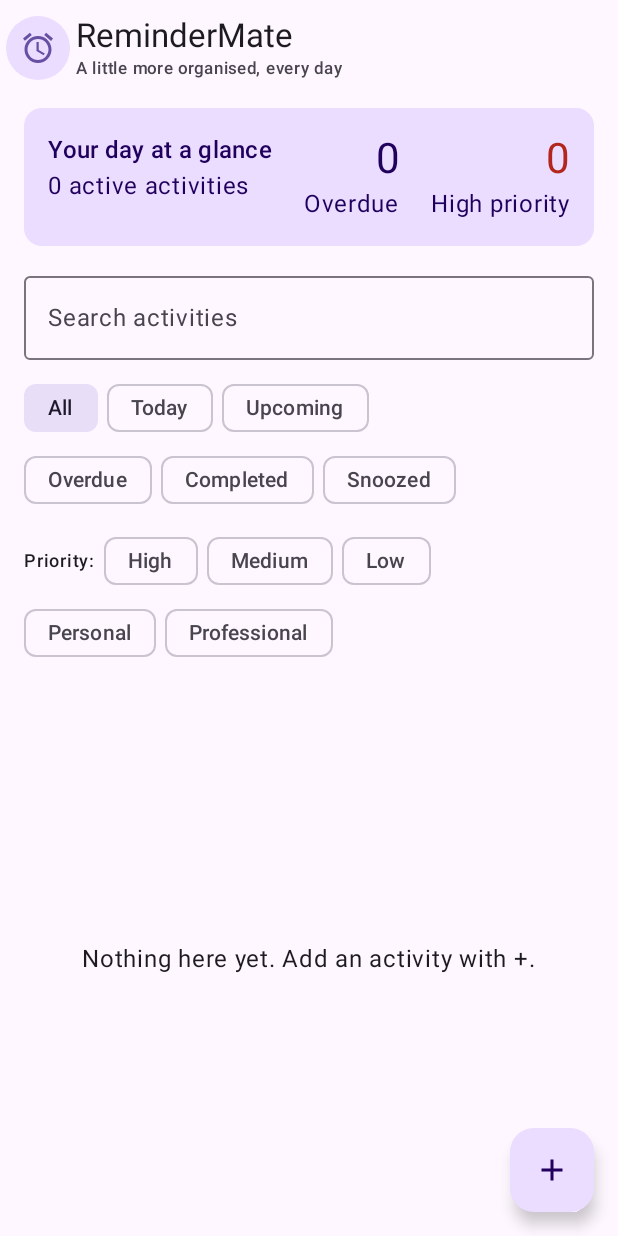
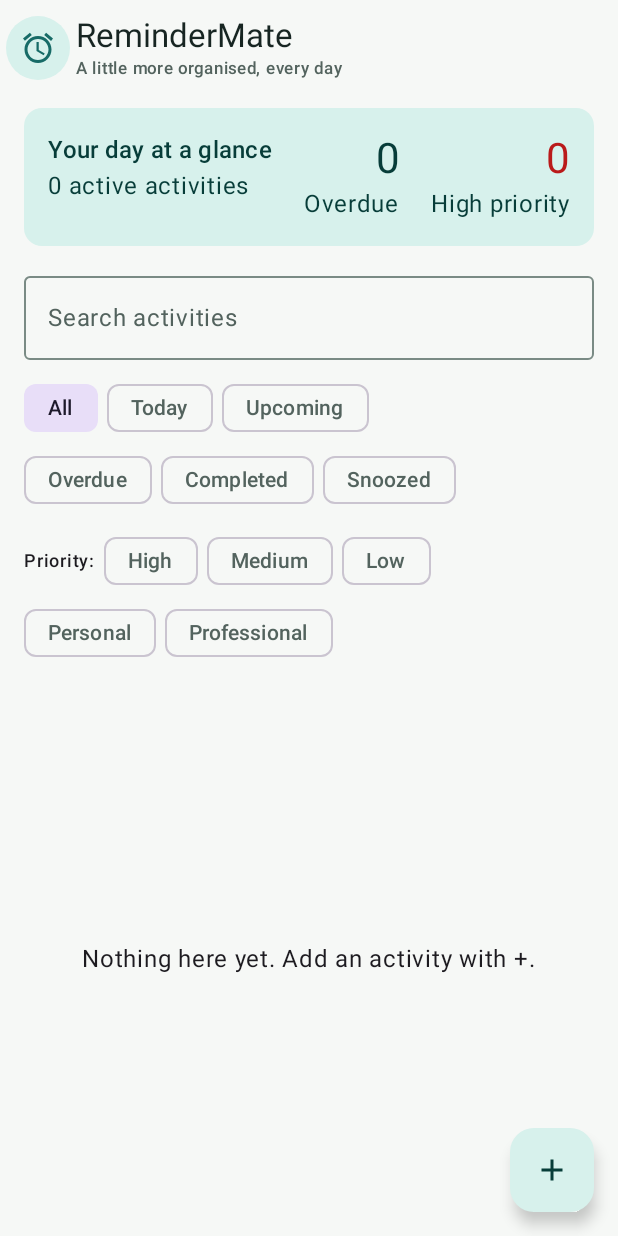
Before and after one commit to AnujAndAarzoo/ReminderMate, an Android app built with Jetpack Compose: the screen it shows after launch (MainActivity), on a phone screen of 412 x 824 dp. Run offline under Robolectric (Android 15) with nearby library versions, the phone set to English and light mode, and no system bars; our stand-ins replace Room's generated code.

Commit message:
Fix literal newline escapes in color scheme Kotlin code

```diff
--- a/app/src/main/java/com/remindermate/MainActivity.kt
+++ b/app/src/main/java/com/remindermate/MainActivity.kt
@@ -252,4 +252,19 @@ fun AddReminderDialog(initial: Reminder? = null, onDismiss: () -> Unit, onSave:
 }
 
 
-internal fun reminderMateColorScheme() = lightColorScheme(\n    primary = androidx.compose.ui.graphics.Color(0xFF176B67),\n    onPrimary = androidx.compose.ui.graphics.Color(0xFFFFFFFF),\n    primaryContainer = androidx.compose.ui.graphics.Color(0xFFD7F1EC),\n    onPrimaryContainer = androidx.compose.ui.graphics.Color(0xFF073D39),\n    secondary = androidx.compose.ui.graphics.Color(0xFF66558F),\n    onSecondary = androidx.compose.ui.graphics.Color(0xFFFFFFFF),\n    tertiary = androidx.compose.ui.graphics.Color(0xFFB65F36),\n    background = androidx.compose.ui.graphics.Color(0xFFF6F8F6),\n    surface = androidx.compose.ui.graphics.Color(0xFFFFFFFF),\n    surfaceVariant = androidx.compose.ui.graphics.Color(0xFFE8EFEC),\n    onSurface = androidx.compose.ui.graphics.Color(0xFF172522),\n    onSurfaceVariant = androidx.compose.ui.graphics.Color(0xFF53635E),\n    error = androidx.compose.ui.graphics.Color(0xFFBA1A1A),\n    outline = androidx.compose.ui.graphics.Color(0xFF7A8B85)\n)\n
+internal fun reminderMateColorScheme() = lightColorScheme(
+    primary = androidx.compose.ui.graphics.Color(0xFF176B67),
+    onPrimary = androidx.compose.ui.graphics.Color(0xFFFFFFFF),
+    primaryContainer = androidx.compose.ui.graphics.Color(0xFFD7F1EC),
+    onPrimaryContainer = androidx.compose.ui.graphics.Color(0xFF073D39),
+    secondary = androidx.compose.ui.graphics.Color(0xFF66558F),
+    onSecondary = androidx.compose.ui.graphics.Color(0xFFFFFFFF),
+    tertiary = androidx.compose.ui.graphics.Color(0xFFB65F36),
+    background = androidx.compose.ui.graphics.Color(0xFFF6F8F6),
+    surface = androidx.compose.ui.graphics.Color(0xFFFFFFFF),
+    surfaceVariant = androidx.compose.ui.graphics.Color(0xFFE8EFEC),
+    onSurface = androidx.compose.ui.graphics.Color(0xFF172522),
+    onSurfaceVariant = androidx.compose.ui.graphics.Color(0xFF53635E),
+    error = androidx.compose.ui.graphics.Color(0xFFBA1A1A),
+    outline = androidx.compose.ui.graphics.Color(0xFF7A8B85)
+)
```
